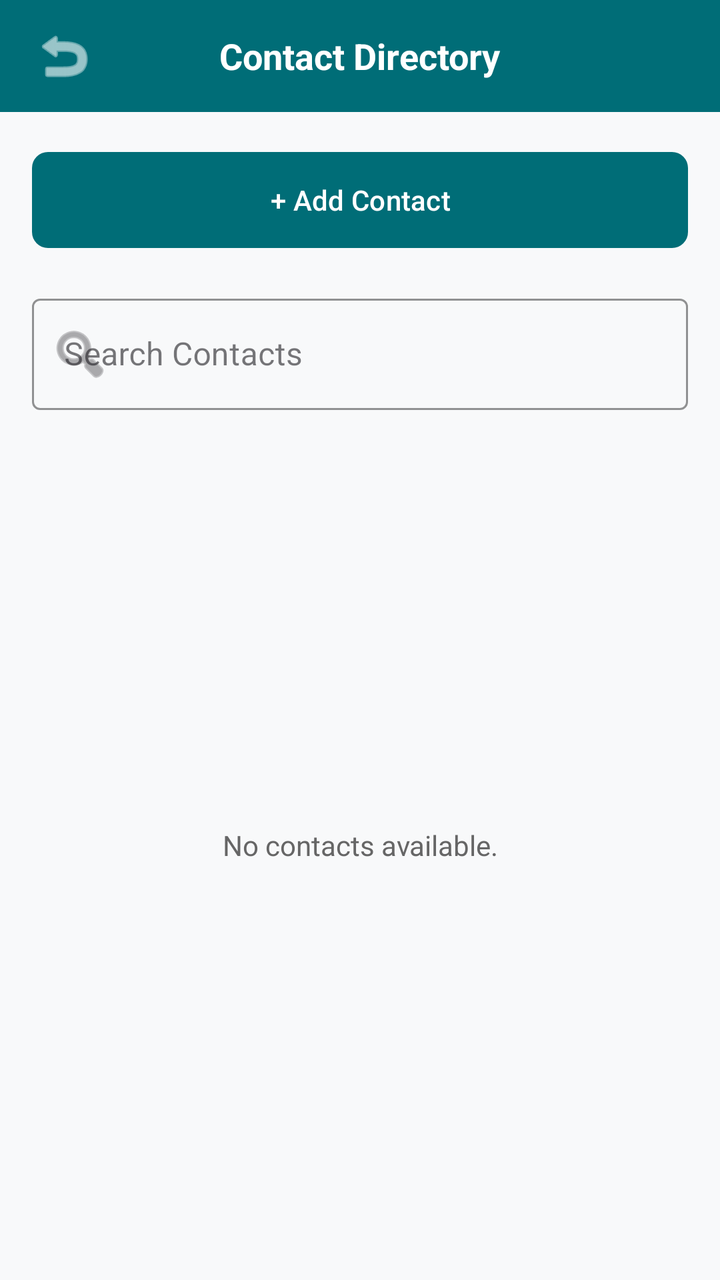
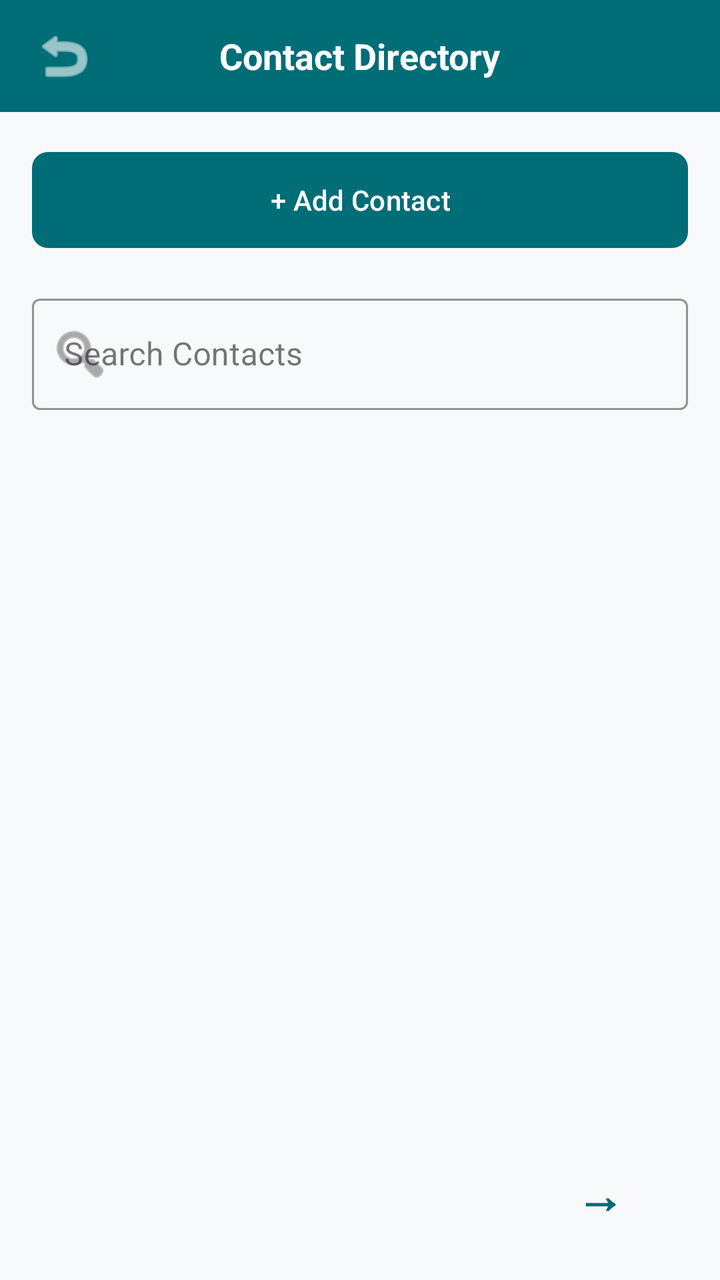

Compare the two renders of this Android layout. The source of the first and the diff that turns it into the second are given below.
<!-- AndroidManifest.xml: application theme Theme.WorkspaceWizards -->
<!-- res/layout/activity_screen12.xml -->
<?xml version="1.0" encoding="utf-8"?>
<LinearLayout xmlns:android="http://schemas.android.com/apk/res/android"
    xmlns:app="http://schemas.android.com/apk/res-auto"
    android:layout_width="match_parent"
    android:layout_height="match_parent"
    android:background="@color/bg_light"
    android:orientation="vertical">

    
    <RelativeLayout
        android:id="@+id/header_bar"
        android:layout_width="match_parent"
        android:layout_height="56dp"
        android:background="@color/teal_primary"
        android:paddingHorizontal="16dp">

        <ImageButton
            android:id="@+id/btnBack"
            android:layout_width="32dp"
            android:layout_height="32dp"
            android:layout_alignParentStart="true"
            android:layout_centerVertical="true"
            android:background="?attr/selectableItemBackgroundBorderless"
            android:contentDescription="Back"
            android:src="@android:drawable/ic_menu_revert"
            app:tint="@android:color/white" />

        <TextView
            android:layout_width="wrap_content"
            android:layout_height="wrap_content"
            android:layout_centerInParent="true"
            android:text="Contact Directory"
            android:textColor="@android:color/white"
            android:textSize="18sp"
            android:textStyle="bold" />
    </RelativeLayout>

    <LinearLayout
        android:layout_width="match_parent"
        android:layout_height="match_parent"
        android:orientation="vertical"
        android:padding="16dp">

        <com.google.android.material.button.MaterialButton
            android:id="@+id/btnAddContact"
            android:layout_width="match_parent"
            android:layout_height="56dp"
            android:text="+ Add Contact"
            android:textAllCaps="false"
            android:textColor="@android:color/white"
            app:backgroundTint="@color/teal_primary"
            app:cornerRadius="8dp" />

        <com.google.android.material.textfield.TextInputLayout
            style="@style/Widget.MaterialComponents.TextInputLayout.OutlinedBox"
            android:layout_width="match_parent"
            android:layout_height="wrap_content"
            android:layout_marginTop="16dp"
            android:hint="Search Contacts"
            app:boxStrokeColor="@color/teal_primary"
            app:hintTextColor="@color/teal_primary"
            app:startIconDrawable="@android:drawable/ic_menu_search">

            <com.google.android.material.textfield.TextInputEditText
                android:id="@+id/etSearchContacts"
                android:layout_width="match_parent"
                android:layout_height="wrap_content"
                android:inputType="text" />
        </com.google.android.material.textfield.TextInputLayout>

        <FrameLayout
            android:layout_width="match_parent"
            android:layout_height="match_parent"
            android:layout_marginTop="16dp">

            <androidx.recyclerview.widget.RecyclerView
                android:id="@+id/rvContactsList"
                android:layout_width="match_parent"
                android:layout_height="match_parent" />

            <TextView
                android:id="@+id/tvEmptyContactsState"
                android:layout_width="match_parent"
                android:layout_height="match_parent"
                android:gravity="center"
                android:text="No contacts available."
                android:textColor="@color/text_secondary"
                android:textSize="14sp" />
        </FrameLayout>

        
        <com.google.android.material.button.MaterialButton
            android:id="@+id/btnNextPreview"
            style="@style/Widget.MaterialComponents.Button.TextButton"
            android:layout_width="wrap_content"
            android:layout_height="wrap_content"
            android:layout_gravity="end"
            android:layout_marginTop="32dp"
            android:text="→"
            android:textColor="@color/teal_primary"
            android:textSize="24sp"
            android:textStyle="bold" />

    </LinearLayout>

</LinearLayout>
<!-- resources referenced by this layout -->
<resources>
  <color name="bg_light">#F8F9FA</color>
  <color name="teal_primary">#006D77</color>
  <color name="text_secondary">#666666</color>
  <style name="Theme.WorkspaceWizards" parent="Base.Theme.WorkspaceWizards" />
  <style name="Base.Theme.WorkspaceWizards" parent="Theme.Material3.DayNight.NoActionBar">
          
          
      </style>
</resources>

<!-- the commit's change to res/layout/activity_screen12.xml (unified diff, before → after) -->
@@ -70,7 +70,8 @@
 
         <FrameLayout
             android:layout_width="match_parent"
-            android:layout_height="match_parent"
+            android:layout_height="0dp"
+            android:layout_weight="1"
             android:layout_marginTop="16dp">
 
             <androidx.recyclerview.widget.RecyclerView
@@ -78,14 +79,42 @@
                 android:layout_width="match_parent"
                 android:layout_height="match_parent" />
 
-            <TextView
-                android:id="@+id/tvEmptyContactsState"
+            
+            <LinearLayout
+                android:id="@+id/layoutEmptyState"
                 android:layout_width="match_parent"
                 android:layout_height="match_parent"
                 android:gravity="center"
-                android:text="No contacts available."
-                android:textColor="@color/text_secondary"
-                android:textSize="14sp" />
+                android:orientation="vertical"
+                android:padding="32dp"
+                android:visibility="gone">
+
+                <ImageView
+                    android:layout_width="64dp"
+                    android:layout_height="64dp"
+                    android:contentDescription="@null"
+                    android:src="@drawable/ic_contacts"
+                    app:tint="@color/grey_text" />
+
+                <TextView
+                    android:layout_width="wrap_content"
+                    android:layout_height="wrap_content"
+                    android:layout_marginTop="16dp"
+                    android:gravity="center"
+                    android:text="No contacts available"
+                    android:textColor="@color/text_primary"
+                    android:textSize="16sp"
+                    android:textStyle="bold" />
+
+                <TextView
+                    android:layout_width="wrap_content"
+                    android:layout_height="wrap_content"
+                    android:layout_marginTop="4dp"
+                    android:gravity="center"
+                    android:text="Tap '+ Add Contact' to create one."
+                    android:textColor="@color/text_secondary"
+                    android:textSize="14sp" />
+            </LinearLayout>
         </FrameLayout>
 
         
@@ -95,7 +124,7 @@
             android:layout_width="wrap_content"
             android:layout_height="wrap_content"
             android:layout_gravity="end"
-            android:layout_marginTop="32dp"
+            android:layout_marginTop="16dp"
             android:text="→"
             android:textColor="@color/teal_primary"
             android:textSize="24sp"
<!-- resource entries referenced after the edit -->
@@ -1,8 +1,20 @@
 <!-- resources referenced by this layout -->
 <resources>
   <color name="bg_light">#F8F9FA</color>
+  <color name="grey_text">#999999</color>
   <color name="teal_primary">#006D77</color>
+  <color name="text_primary">#1A1A1A</color>
   <color name="text_secondary">#666666</color>
+  <!-- drawable ic_contacts (drawable) -->
+  <vector xmlns:android="http://schemas.android.com/apk/res/android"
+      android:width="24dp"
+      android:height="24dp"
+      android:viewportWidth="24"
+      android:viewportHeight="24">
+      <path
+          android:fillColor="#FF000000"
+          android:pathData="M12,12c2.21,0 4,-1.79 4,-4s-1.79,-4 -4,-4 -4,1.79 -4,4 1.79,4 4,4zM12,14c-2.67,0 -8,1.34 -8,4v2h16v-2c0,-2.66 -5.33,-4 -8,-4z" />
+  </vector>
   <style name="Theme.WorkspaceWizards" parent="Base.Theme.WorkspaceWizards" />
   <style name="Base.Theme.WorkspaceWizards" parent="Theme.Material3.DayNight.NoActionBar">
           
